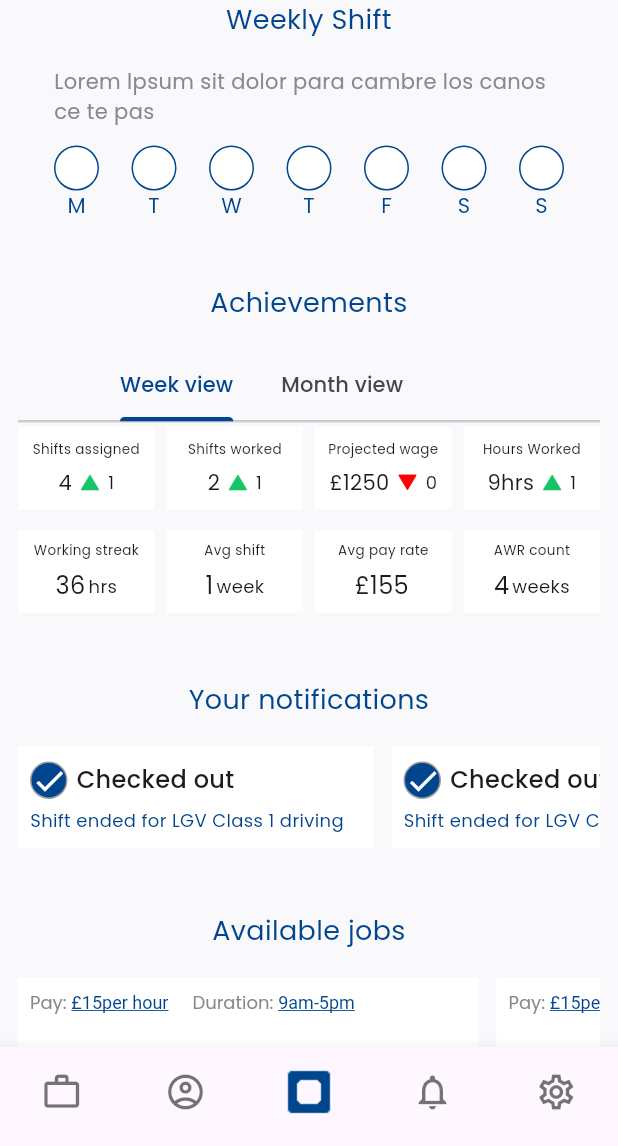
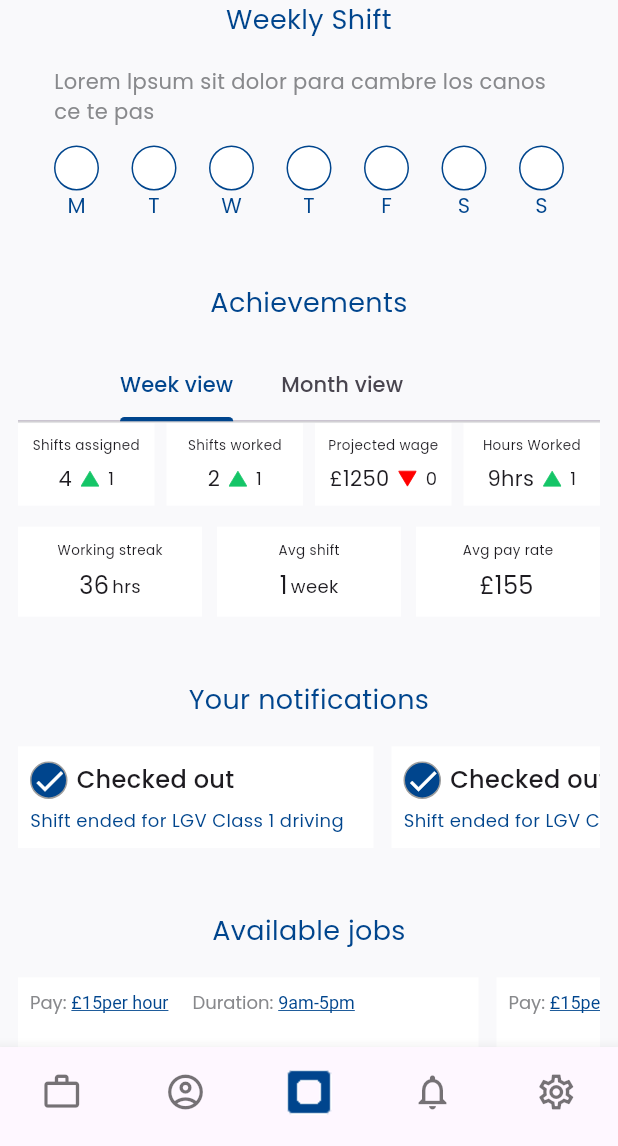
Before and after one commit to AceKlion00/flutter-phase1, a Flutter app: the V2HomeView widget shown alone on an empty page, opened directly, on a phone screen of 412 x 824 dp, the part 90-1236 px from its top. Run offline on Flutter 3.47's test engine with Material 2 defaults, Android fonts, the phone set to English and light mode, and no system bars; drawn by our look-alikes of flutter_advanced_switch, loading_overlay, roundcheckbox; our stand-ins replace accordion, adaptive_theme, carousel_slider, device_info, device_info_plus, dots_indicator and 16 more; missing offline and left inert: app_tracking_transparency, dart:html, dart_ipify, flutter_signature_pad, image_picker_web; accounts and stored records are empty; network calls fail.

Commit message:
fix landing page

```diff
--- a/lib/views/v2/home_v.dart
+++ b/lib/views/v2/home_v.dart
@@ -232,6 +232,85 @@ class _V2HomeViewState extends State<V2HomeView>
         ]));
   }
 
+  Widget getAchievementsItemWidget2(String title, int value1, {int? value2}) {
+    Widget triangleUp = SvgPicture.string(
+      svgTriangleUp,
+      width: 12,
+      height: 12,
+    );
+    Widget triangleDown = Transform.scale(
+      scaleY: -1,
+      child: SvgPicture.string(
+        svgTriangleDown,
+        width: 12,
+        height: 12,
+      ),
+    );
+    Widget secondWidget = Container();
+    String prefix = "";
+    String suffix = "";
+    if (title == 'v2_projected_wage') {
+      prefix = "£";
+    }
+    if (title == 'v2_hours_worked') {
+      suffix = value1 > 1 ? "hrs" : "hr";
+    }
+    if (title == 'v2_working_streak') {
+      suffix = value1 > 1 ? "hrs" : "hr";
+    }
+    if (title == 'v2_avg_shift') {
+      suffix = value1 > 1 ? "weeks" : "week";
+    }
+    if (title == 'v2_average_pay_rate') {
+      prefix = "£";
+    }
+    if (title == 'v2_awr_count') {
+      suffix = value1 > 1 ? "weeks" : "week";
+    }
+
+    switch (title) {
+      case 'v2_shifts_assigned':
+      case 'v2_Shifts_worked':
+      case 'v2_projected_wage':
+      case 'v2_hours_worked':
+        secondWidget = Row(
+          mainAxisAlignment: MainAxisAlignment.center,
+          children: [
+            Text(prefix + value1.toString() + suffix,
+                style: MyFonts.regular(16)),
+            SizedBox(width: 6),
+            value2! > 0 ? triangleUp : triangleDown,
+            SizedBox(width: 6),
+            Text(value2.toString(), style: MyFonts.regular(14))
+          ],
+        );
+        break;
+      case 'v2_working_streak':
+      case 'v2_avg_shift':
+      case 'v2_average_pay_rate':
+      case 'v2_awr_count':
+        secondWidget = Row(
+          mainAxisAlignment: MainAxisAlignment.center,
+          children: [
+            Text(prefix + value1.toString(), style: MyFonts.regular(18)),
+            SizedBox(width: 2),
+            Text(suffix, style: MyFonts.regular(14))
+          ],
+        );
+        break;
+      default:
+    }
+    return Container(
+        height: 60,
+        padding: const EdgeInsets.all(4),
+        color: _myThemeColors.itemContainerBackground,
+        child: Column(mainAxisAlignment: MainAxisAlignment.center, children: [
+          Text(title.tr, style: MyFonts.regular(11)),
+          SizedBox(height: 6),
+          secondWidget
+        ]));
+  }
+
   Widget getYourNotificationsItemWidget(String title, String content) {
     return Container(
         height: 68,
@@ -397,14 +476,14 @@ class _V2HomeViewState extends State<V2HomeView>
         ]),
         SizedBox(height: 14),
         Row(mainAxisAlignment: MainAxisAlignment.center, children: [
-          Expanded(child: getAchievementsItemWidget('v2_working_streak', 36)),
-          SizedBox(width: 8),
-          Expanded(child: getAchievementsItemWidget('v2_avg_shift', 1)),
-          SizedBox(width: 8),
+          Expanded(child: getAchievementsItemWidget2('v2_working_streak', 36)),
+          SizedBox(width: 10),
+          Expanded(child: getAchievementsItemWidget2('v2_avg_shift', 1)),
+          SizedBox(width: 10),
           Expanded(
-              child: getAchievementsItemWidget('v2_average_pay_rate', 155)),
-          SizedBox(width: 8),
-          Expanded(child: getAchievementsItemWidget('v2_awr_count', 4))
+              child: getAchievementsItemWidget2('v2_average_pay_rate', 155)),
+          // SizedBox(width: 8),
+          // Expanded(child: getAchievementsItemWidget('v2_awr_count', 4))
         ]),
       ],
     ));
```
